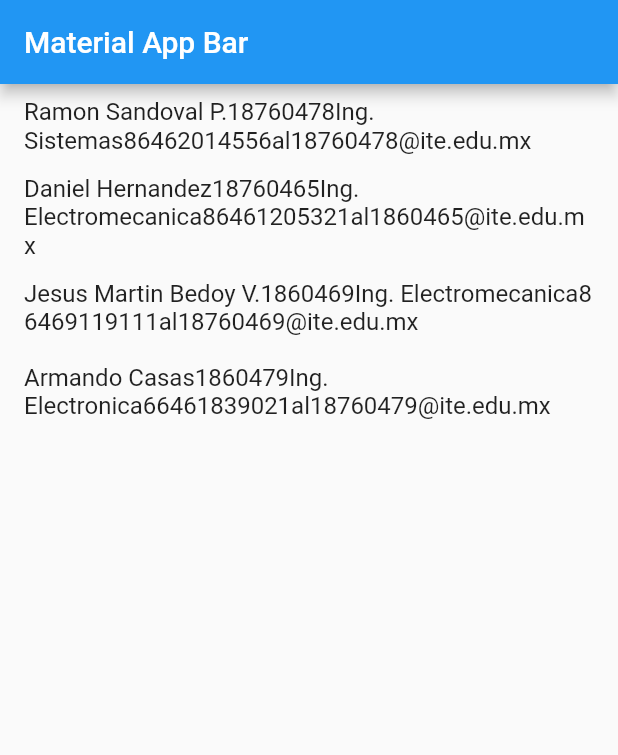
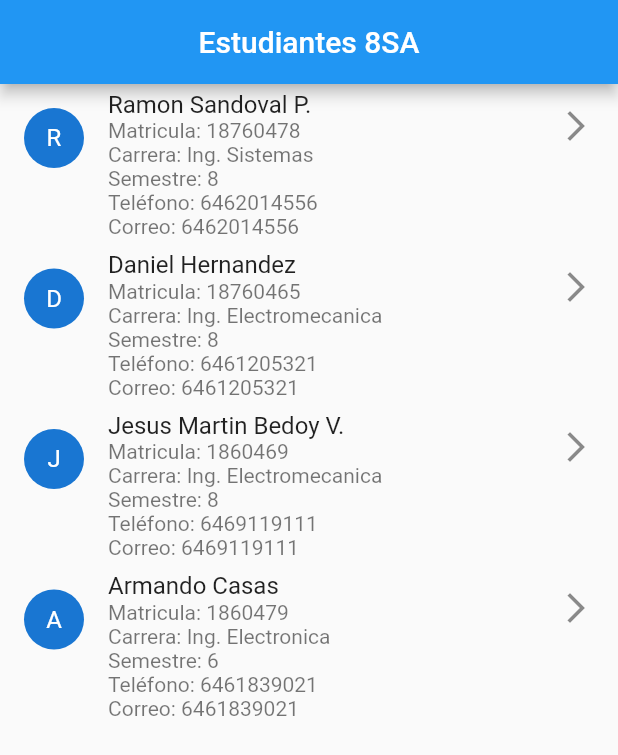
Before and after one commit to RamonSandoval/laboratorio13, a Flutter app: the screen it shows after launch, on a phone screen of 412 x 824 dp. Shown: the top 755 px of the screen. Run offline on Flutter 3.47's test engine with Material 2 defaults, Android fonts, the phone set to English and light mode, and no system bars.

Commit message:
Update main.dart

```diff
--- a/lib/main.dart
+++ b/lib/main.dart
@@ -1,3 +1,4 @@
+import 'package:flutter/cupertino.dart';
 import 'package:flutter/material.dart';
 
 void main() => runApp(MyApp());
@@ -26,26 +27,66 @@ class _MyAppState extends State<MyApp> {
       title: 'Material App',
       home: Scaffold(
         appBar: AppBar(
-          title: const Text('Material App Bar'),
+          title: const Text('Estudiantes 8SA'),
+          centerTitle: true,
         ),
         body: ListView.builder(
             itemCount: _estudiantes.length,
             itemBuilder: (context, index) {
               return ListTile(
-                  title: Text(_estudiantes[index].name +
-                      '' +
-                      _estudiantes[index].matricula +
-                      '' +
-                      _estudiantes[index].career +
-                      '' +
-                      _estudiantes[index].semester +
-                      '' +
-                      _estudiantes[index].phone +
-                      '' +
-                      _estudiantes[index].email));
+                onTap: () {
+                  this._borrarEstudiante(context, _estudiantes[index]);
+                },
+                title: Text(_estudiantes[index].name),
+                subtitle: Text('Matricula: ' +
+                    _estudiantes[index].matricula +
+                    '\n' +
+                    'Carrera: ' +
+                    _estudiantes[index].career +
+                    '\n' +
+                    'Semestre: ' +
+                    _estudiantes[index].semester +
+                    '\n' +
+                    'Teléfono: ' +
+                    _estudiantes[index].phone +
+                    '\n' +
+                    'Correo: ' +
+                    _estudiantes[index].phone),
+                leading: CircleAvatar(
+                    child: Text(_estudiantes[index].name.substring(0, 1))),
+                trailing: Icon(Icons.arrow_forward_ios),
+              );
             }),
       ),
     );
+  }
+
+  _borrarEstudiante(context, estudiante) {
+    showDialog(
+        context: context,
+        builder: (_) => AlertDialog(
+                title: Text('Eliminar estudiante'),
+                content: Text("Seguro que desea eliminiar a " +
+                    estudiante.name +
+                    ' del grupo?'),
+                actions: [
+                  CupertinoButton(
+                    onPressed: () {
+                      Navigator.pop(context);
+                    },
+                    child: const Text("Cancelar"),
+                  ),
+                  CupertinoButton(
+                      child: const Text('Eliminar',
+                          style: TextStyle(color: Colors.red)),
+                      onPressed: () {
+                        print(estudiante.name);
+                        this.setState(() {
+                          this._estudiantes.remove(estudiante);
+                        });
+                        Navigator.pop(context);
+                      })
+                ]));
   }
 }
 
```
